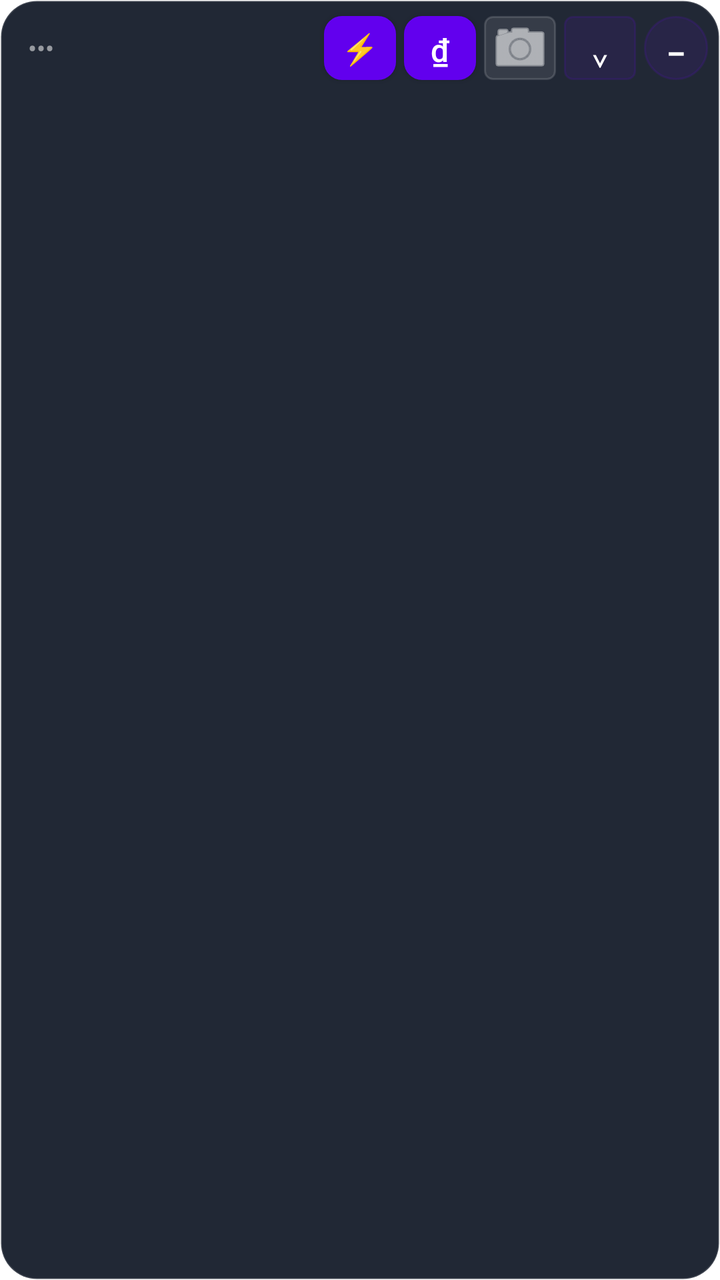
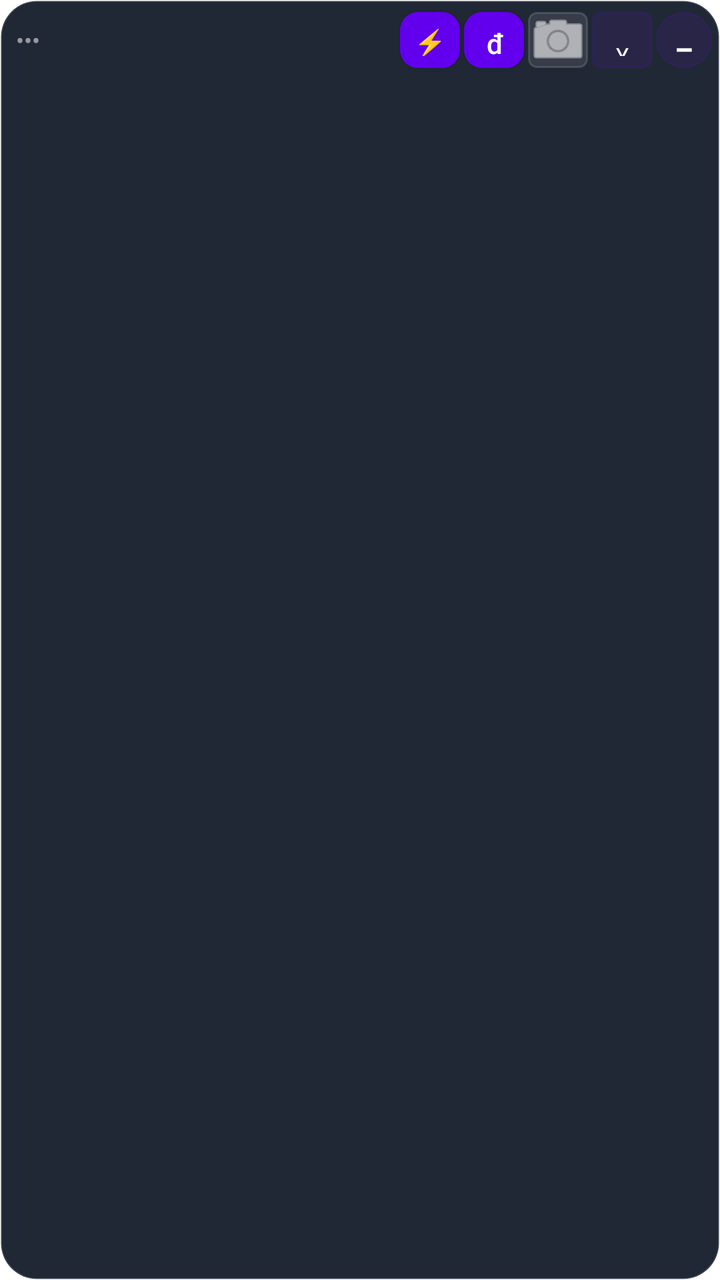

Two renders of the same Android screen: before a commit and after it. Below are the layout's source before the change and the commit's diff.
<!-- AndroidManifest.xml: fallback theme Theme.MaterialComponents.DayNight.NoActionBar -->
<!-- res/layout/floating_window.xml -->
<?xml version="1.0" encoding="utf-8"?>
<LinearLayout xmlns:android="http://schemas.android.com/apk/res/android"
    android:id="@+id/floating_container"
    android:layout_width="match_parent"
    android:layout_height="wrap_content"
    android:orientation="vertical"
    android:background="@drawable/floating_window_background"
    android:padding="6dp"
    android:elevation="12dp">

    <LinearLayout
        android:layout_width="match_parent"
        android:layout_height="36dp"
        android:gravity="center_vertical"
        android:orientation="horizontal">

        
        <LinearLayout
            android:id="@+id/header_drag_handle"
            android:layout_width="0dp"
            android:layout_height="match_parent"
            android:layout_weight="1"
            android:gravity="center_vertical"
            android:orientation="horizontal">
            <TextView
                android:id="@+id/header_title"
                android:layout_width="match_parent"
                android:layout_height="wrap_content"
                android:paddingStart="8dp"
                android:text="•••"
                android:textColor="#88FFFFFF"
                android:textSize="13sp" />
        </LinearLayout>

        <Button
            android:id="@+id/batch_update_button"
            android:layout_width="36dp"
            android:layout_height="32dp"
            android:minWidth="0dp"
            android:background="@drawable/update_button_background"
            android:padding="0dp"
            android:text="⚡"
            android:textColor="#FFFFFFFF"
            android:textSize="15sp" />

        <Button
            android:id="@+id/payment_tracking_button"
            android:layout_width="36dp"
            android:layout_height="32dp"
            android:layout_marginStart="4dp"
            android:minWidth="0dp"
            android:background="@drawable/update_button_background"
            android:contentDescription="Chờ chuyển khoản"
            android:padding="0dp"
            android:text="₫"
            android:textColor="#FFFFFFFF"
            android:textSize="16sp" />

        <ImageButton
            android:id="@+id/quick_timemark_button"
            android:layout_width="36dp"
            android:layout_height="32dp"
            android:layout_marginStart="4dp"
            android:background="@drawable/refresh_button_background"
            android:contentDescription="Chụp ảnh TimeMark"
            android:padding="7dp"
            android:src="@android:drawable/ic_menu_camera"
            android:tint="#FFFFFFFF" />

        <Button
            android:id="@+id/toggle_panel_button"
            android:layout_width="36dp"
            android:layout_height="32dp"
            android:layout_marginStart="4dp"
            android:minWidth="0dp"
            android:background="@drawable/refresh_button_background"
            android:padding="0dp"
            android:text="⌄"
            android:textColor="#FFFFFFFF"
            android:textSize="17sp" />

        <Button
            android:id="@+id/close_button"
            android:layout_width="32dp"
            android:layout_height="32dp"
            android:layout_marginStart="4dp"
            android:background="@drawable/close_button_background"
            android:padding="0dp"
            android:text="−"
            android:textColor="#FFFFFFFF"
            android:textSize="18sp" />
    </LinearLayout>

    <ScrollView
        android:id="@+id/calls_scroll_view"
        android:layout_width="match_parent"
        android:layout_height="wrap_content"
        android:fillViewport="false"
        android:overScrollMode="ifContentScrolls">
        <LinearLayout
            android:id="@+id/calls_container"
            android:layout_width="match_parent"
            android:layout_height="wrap_content"
            android:orientation="vertical" />
    </ScrollView>

    <LinearLayout
        android:id="@+id/sms_input_container"
        android:layout_width="match_parent"
        android:layout_height="wrap_content"
        android:gravity="center_vertical"
        android:orientation="horizontal"
        android:visibility="gone">

        <EditText
            android:id="@+id/amount_input"
            android:layout_width="0dp"
            android:layout_height="40dp"
            android:layout_weight="1"
            android:background="@drawable/input_background"
            android:hint="1923 = 1.923.000đ"
            android:inputType="number"
            android:paddingStart="10dp"
            android:paddingEnd="6dp"
            android:singleLine="true"
            android:textColor="#FFFFFFFF"
            android:textColorHint="#80FFFFFF"
            android:textSize="13sp" />

        <Button
            android:id="@+id/send_sms_button"
            android:layout_width="38dp"
            android:layout_height="40dp"
            android:layout_marginStart="5dp"
            android:background="@drawable/sms_button_background"
            android:padding="0dp"
            android:text="✓"
            android:textColor="#FFFFFFFF"
            android:textSize="17sp" />

        <Button
            android:id="@+id/cancel_sms_button"
            android:layout_width="34dp"
            android:layout_height="40dp"
            android:layout_marginStart="4dp"
            android:background="@drawable/close_button_background"
            android:padding="0dp"
            android:text="×"
            android:textColor="#FFFFFFFF"
            android:textSize="18sp" />
    </LinearLayout>

</LinearLayout>
<!-- resources referenced by this layout -->
<resources>
  <!-- drawable close_button_background (drawable) -->
  <?xml version="1.0" encoding="utf-8"?>
  <shape xmlns:android="http://schemas.android.com/apk/res/android"
      android:shape="oval">
      <solid android:color="#18FFFFFF" />
      <stroke android:width="1dp" android:color="#24FFFFFF" />
  </shape>
  <!-- drawable floating_window_background (drawable) -->
  <?xml version="1.0" encoding="utf-8"?>
  <shape xmlns:android="http://schemas.android.com/apk/res/android"
      android:shape="rectangle">
      <solid android:color="#F2161D2B" />
      <corners android:radius="18dp" />
      <stroke
          android:width="1dp"
          android:color="#24FFFFFF" />
  </shape>
  <!-- drawable input_background (drawable) -->
  <?xml version="1.0" encoding="utf-8"?>
  <shape xmlns:android="http://schemas.android.com/apk/res/android"
      android:shape="rectangle">
      <solid android:color="#20FFFFFF" />
      <corners android:radius="6dp" />
      <stroke
          android:width="1dp"
          android:color="#40FFFFFF" />
  </shape>
  <!-- drawable refresh_button_background (drawable) -->
  <?xml version="1.0" encoding="utf-8"?>
  <shape xmlns:android="http://schemas.android.com/apk/res/android"
      android:shape="rectangle">
      
      <solid android:color="#18FFFFFF" />
      
      <corners android:radius="4dp" />
      
      <stroke
          android:width="1dp"
          android:color="#24FFFFFF" />
      
  </shape>
  <!-- drawable sms_button_background (drawable) -->
  <?xml version="1.0" encoding="utf-8"?>
  <shape xmlns:android="http://schemas.android.com/apk/res/android"
      android:shape="rectangle">
      <solid android:color="#FF1F9D72" />
      <corners android:radius="9dp" />
  </shape>
  <!-- drawable update_button_background (drawable) -->
  <?xml version="1.0" encoding="utf-8"?>
  <shape xmlns:android="http://schemas.android.com/apk/res/android"
      android:shape="rectangle">
      <solid android:color="#FF2B78E4" />
      <corners android:radius="9dp" />
  </shape>
</resources>

<!-- the commit's change to res/layout/floating_window.xml (unified diff, before → after) -->
@@ -5,12 +5,12 @@
     android:layout_height="wrap_content"
     android:orientation="vertical"
     android:background="@drawable/floating_window_background"
-    android:padding="6dp"
+    android:padding="4dp"
     android:elevation="12dp">
 
     <LinearLayout
         android:layout_width="match_parent"
-        android:layout_height="36dp"
+        android:layout_height="32dp"
         android:gravity="center_vertical"
         android:orientation="horizontal">
 
@@ -26,69 +26,107 @@
                 android:id="@+id/header_title"
                 android:layout_width="match_parent"
                 android:layout_height="wrap_content"
-                android:paddingStart="8dp"
+                android:paddingStart="4dp"
                 android:text="•••"
                 android:textColor="#88FFFFFF"
-                android:textSize="13sp" />
+                android:textSize="12sp" />
         </LinearLayout>
 
         <Button
             android:id="@+id/batch_update_button"
-            android:layout_width="36dp"
-            android:layout_height="32dp"
+            android:layout_width="30dp"
+            android:layout_height="28dp"
             android:minWidth="0dp"
+            android:minHeight="0dp"
             android:background="@drawable/update_button_background"
             android:padding="0dp"
             android:text="⚡"
             android:textColor="#FFFFFFFF"
-            android:textSize="15sp" />
+            android:textSize="13sp" />
 
         <Button
             android:id="@+id/payment_tracking_button"
-            android:layout_width="36dp"
-            android:layout_height="32dp"
-            android:layout_marginStart="4dp"
+            android:layout_width="30dp"
+            android:layout_height="28dp"
+            android:layout_marginStart="2dp"
             android:minWidth="0dp"
+            android:minHeight="0dp"
             android:background="@drawable/update_button_background"
             android:contentDescription="Chờ chuyển khoản"
             android:padding="0dp"
             android:text="₫"
             android:textColor="#FFFFFFFF"
-            android:textSize="16sp" />
+            android:textSize="14sp" />
 
         <ImageButton
             android:id="@+id/quick_timemark_button"
-            android:layout_width="36dp"
-            android:layout_height="32dp"
-            android:layout_marginStart="4dp"
+            android:layout_width="30dp"
+            android:layout_height="28dp"
+            android:layout_marginStart="2dp"
+            android:minWidth="0dp"
+            android:minHeight="0dp"
             android:background="@drawable/refresh_button_background"
             android:contentDescription="Chụp ảnh TimeMark"
-            android:padding="7dp"
+            android:padding="6dp"
             android:src="@android:drawable/ic_menu_camera"
             android:tint="#FFFFFFFF" />
 
         <Button
             android:id="@+id/toggle_panel_button"
-            android:layout_width="36dp"
-            android:layout_height="32dp"
-            android:layout_marginStart="4dp"
+            android:layout_width="30dp"
+            android:layout_height="28dp"
+            android:layout_marginStart="2dp"
             android:minWidth="0dp"
+            android:minHeight="0dp"
             android:background="@drawable/refresh_button_background"
             android:padding="0dp"
             android:text="⌄"
             android:textColor="#FFFFFFFF"
-            android:textSize="17sp" />
+            android:textSize="15sp" />
 
         <Button
             android:id="@+id/close_button"
-            android:layout_width="32dp"
-            android:layout_height="32dp"
-            android:layout_marginStart="4dp"
+            android:layout_width="28dp"
+            android:layout_height="28dp"
+            android:layout_marginStart="2dp"
+            android:minWidth="0dp"
+            android:minHeight="0dp"
             android:background="@drawable/close_button_background"
             android:padding="0dp"
             android:text="−"
             android:textColor="#FFFFFFFF"
             android:textSize="18sp" />
+    </LinearLayout>
+
+    <LinearLayout
+        android:id="@+id/payment_queue_filter"
+        android:layout_width="match_parent"
+        android:layout_height="30dp"
+        android:layout_marginTop="2dp"
+        android:layout_marginBottom="2dp"
+        android:orientation="horizontal"
+        android:visibility="gone">
+
+        <TextView
+            android:id="@+id/payment_pending_tab"
+            android:layout_width="0dp"
+            android:layout_height="match_parent"
+            android:layout_weight="1"
+            android:gravity="center"
+            android:text="Chờ"
+            android:textSize="11sp"
+            android:textStyle="bold" />
+
+        <TextView
+            android:id="@+id/payment_received_tab"
+            android:layout_width="0dp"
+            android:layout_height="match_parent"
+            android:layout_marginStart="3dp"
+            android:layout_weight="1"
+            android:gravity="center"
+            android:text="Đã nhận"
+            android:textSize="11sp"
+            android:textStyle="bold" />
     </LinearLayout>
 
     <ScrollView
